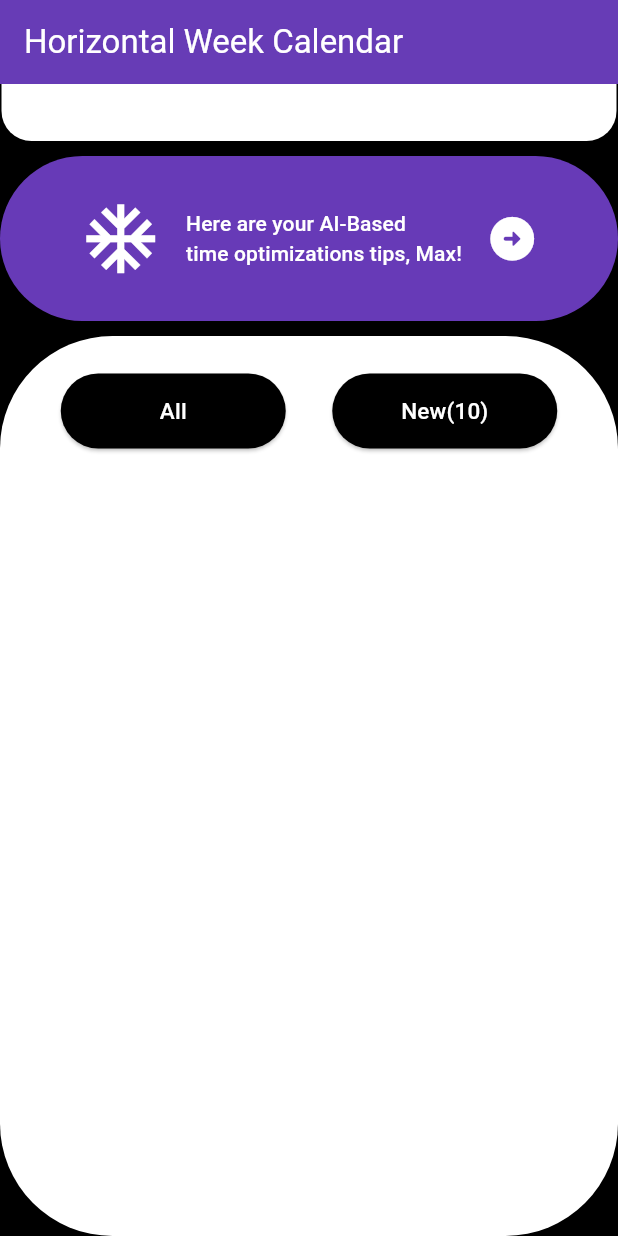
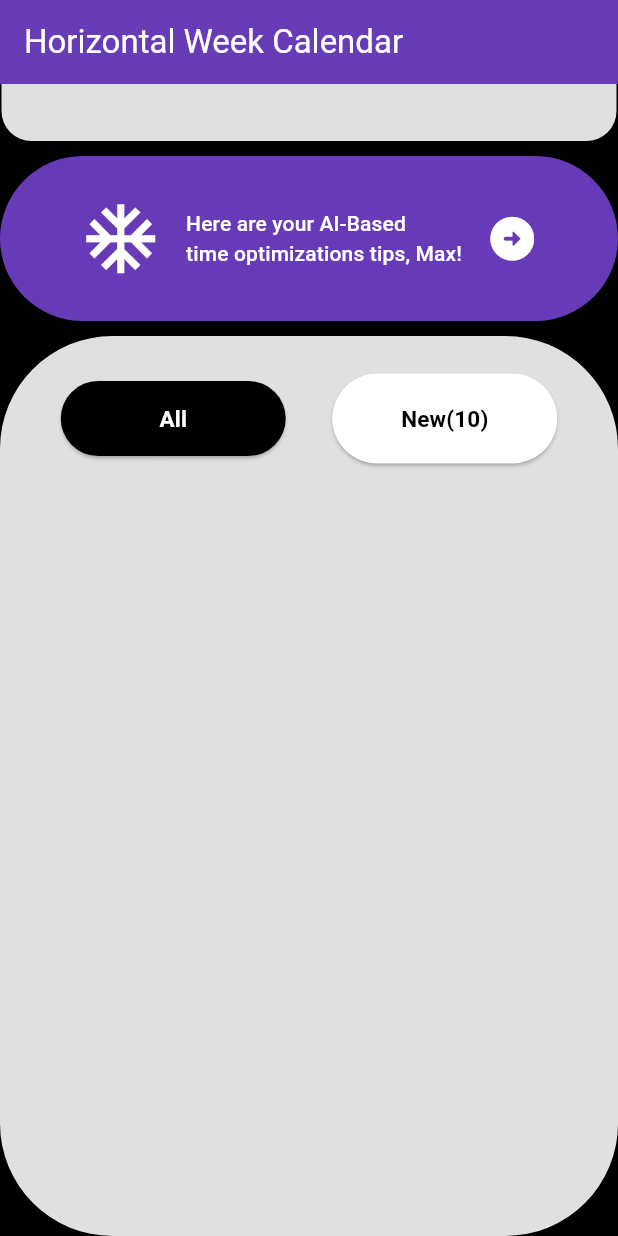
Before and after one commit to OscarNii/design, a Flutter app: the screen it shows after launch, scrolled down 192 dp, on a phone screen of 412 x 824 dp. Run offline on Flutter 3.47's test engine with Material 3 defaults, Android fonts, the phone set to English and light mode, and no system bars; missing offline and left inert: horizontal_week_calendar.

Commit message:
some various UI details

```diff
--- a/lib/home.dart
+++ b/lib/home.dart
@@ -63,11 +63,11 @@ class _HorizontalWeekCalendarPackageState
               Container(
                 decoration: BoxDecoration(
                   borderRadius: BorderRadius.circular(75),
-                  color: Colors.white,
+                  color: Colors.grey[300],
                 ),
                 height: 600,
                 width: double.infinity,
-                child:  Padding(
+                child: Padding(
                   padding: const EdgeInsets.all(25.0),
                   child: Column(
                     crossAxisAlignment: CrossAxisAlignment.start,
@@ -79,7 +79,9 @@ class _HorizontalWeekCalendarPackageState
                           rowWidget1(),
                         ],
                       ),
-                      const SizedBox(height: 10,),
+                      const SizedBox(
+                        height: 10,
+                      ),
                       Container()
                     ],
                   ),
@@ -104,7 +106,7 @@ class _HorizontalWeekCalendarPackageState
         width: double.infinity,
         decoration: BoxDecoration(
           borderRadius: BorderRadius.circular(20),
-          color: Colors.white,
+          color: Colors.grey[300],
         ),
         child: Padding(
           padding: const EdgeInsets.only(
--- a/lib/rowWidget.dart
+++ b/lib/rowWidget.dart
@@ -1,4 +1,3 @@
-
 import 'package:flutter/material.dart';
 
 // ignore: camel_case_types
@@ -23,6 +22,7 @@ class rowWidget extends StatelessWidget {
         style: TextStyle(
           color: Colors.white,
           fontSize: 15,
+          fontWeight: FontWeight.bold,
         ),
       ),
     );
--- a/lib/rowWidget1.dart
+++ b/lib/rowWidget1.dart
@@ -9,17 +9,18 @@ class rowWidget1 extends StatelessWidget {
   Widget build(BuildContext context) {
     return ElevatedButton(
       style: ElevatedButton.styleFrom(
-        backgroundColor: Colors.black,
+        backgroundColor: Colors.white,
         fixedSize: const Size(
           150,
-          50,
+          60,
         ),
       ),
       onPressed: () {},
       child: const Text(
         "New(10)",
         style: TextStyle(
-          color: Colors.white,
+          color: Colors.black,
+          fontWeight: FontWeight.bold,
           fontSize: 15,
         ),
       ),
```
